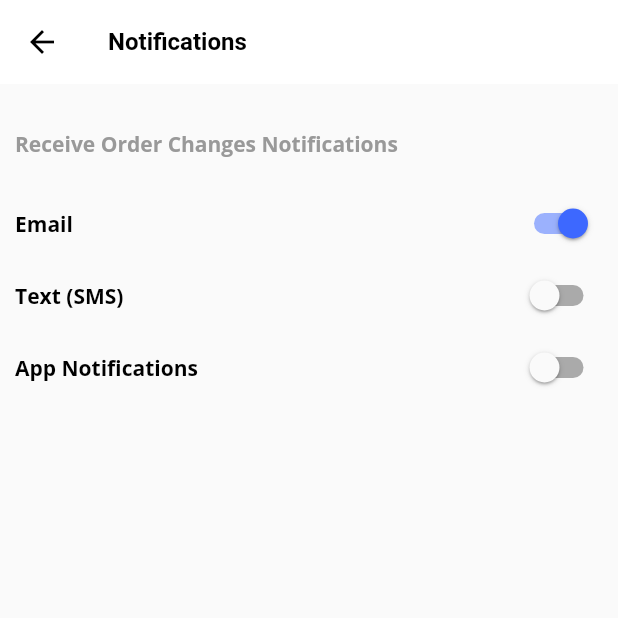
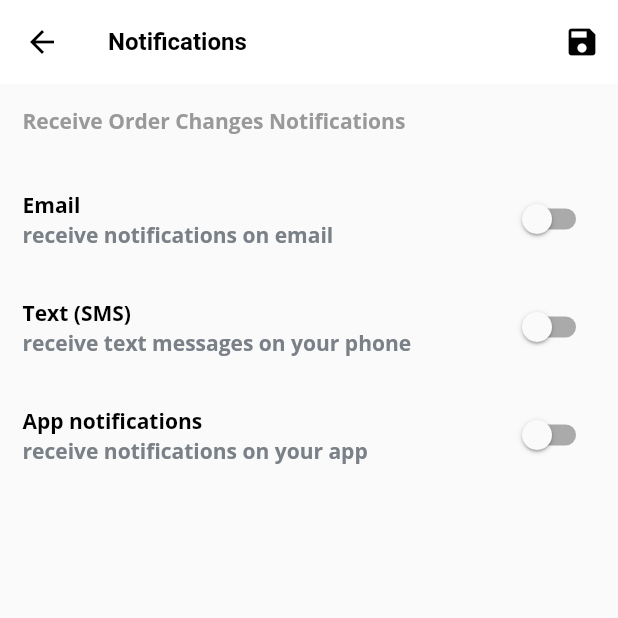
Before and after one commit to hhoury/crypto_bey, a Flutter app: the NotificationsScreen screen opened by its route, on a phone screen of 412 x 824 dp, the top half of it. Run offline on Flutter 3.47's test engine with Material 2 defaults, Android fonts, the phone set to English and light mode, and no system bars; our stand-ins replace email_validator, shared_preferences; missing offline and left inert: country_state_city_picker; accounts and stored records are empty.

Commit message:
stateful notifications screen

```diff
--- a/lib/screens/notifications_screen.dart
+++ b/lib/screens/notifications_screen.dart
@@ -1,45 +1,117 @@
 import 'package:crypto_bey/utils/helper_widgets.dart';
 import 'package:flutter/material.dart';
+import 'package:shared_preferences/shared_preferences.dart';
 
 // ignore: use_key_in_widget_constructors
-class NotificationsScreen extends StatelessWidget {
+class NotificationsScreen extends StatefulWidget {
   static const routeName = '/notifications';
+
+  @override
+  State<NotificationsScreen> createState() => _NotificationsScreenState();
+}
+
+class _NotificationsScreenState extends State<NotificationsScreen> {
+  bool _appNotification = false;
+  bool _textNotification = false;
+  bool _emailNotification = false;
+
+  Future<void> _saveNotifications(Map<String, bool> _notifications) async {
+    // SAVE NOTIFICATIONS TO LOCAL STORAGE
+    final prefs = await SharedPreferences.getInstance();
+    if (prefs.getBool('appNotification') == _appNotification &&
+        prefs.getBool('textNotification') == _textNotification &&
+        prefs.getBool('emailNotification') == _emailNotification) {
+      return;
+    } else {
+      prefs.setBool('appNotification', _appNotification);
+      prefs.setBool('textNotification', _textNotification);
+      prefs.setBool('emailNotification', _emailNotification);
+      ScaffoldMessenger.of(context).showSnackBar(SnackBar(
+          backgroundColor: Theme.of(context).colorScheme.primary,
+          duration: const Duration(seconds: 1),
+          content: Text(
+            'Your Notifications settings has been saved',
+            style: Theme.of(context).textTheme.button,
+          )));
+    }
+  }
+
+  Future<void> getNotifications() async {
+    SharedPreferences prefs = await SharedPreferences.getInstance();
+    setState(() {
+      _appNotification = prefs.getBool('appNotification') ?? false;
+      _textNotification = prefs.getBool('textNotification') ?? false;
+      _emailNotification = prefs.getBool('emailNotification') ?? false;
+    });
+  }
+
+  @override
+  void initState() {
+    super.initState();
+    // GET NOTIFICATIONS
+    getNotifications();
+  }
+
+  Widget _buildSwitchListTile(String title, String description,
+      bool currentValue, Function(bool) updateValue) {
+    return SwitchListTile(
+      activeColor: Theme.of(context).colorScheme.secondary,
+      value: currentValue,
+      onChanged: updateValue,
+      title: Text(title, style: Theme.of(context).textTheme.headline4),
+      subtitle: Text(description, style: Theme.of(context).textTheme.subtitle1),
+      contentPadding: const EdgeInsets.all(0),
+    );
+  }
+
   @override
   Widget build(BuildContext context) {
     return Scaffold(
       appBar: AppBar(
         title: const Text('Notifications'),
+        actions: [
+          IconButton(
+              onPressed: () {
+                final selectedNotifications = {
+                  'appNotification': _appNotification,
+                  'textNotification': _textNotification,
+                  'emailNotification': _emailNotification,
+                };
+                _saveNotifications(selectedNotifications);
+              },
+              icon: const Icon(Icons.save))
+        ],
       ),
       body: SafeArea(
         child: Container(
-          margin: const EdgeInsets.all(10),
-          child: Column(
-            crossAxisAlignment: CrossAxisAlignment.start,
+          margin: const EdgeInsets.all(15),
+          child: ListView(
             children: [
-               addVerticalSpace(20),
-               Text('Receive Order Changes Notifications',style: Theme.of(context).textTheme.labelMedium),
-               addVerticalSpace(20),
-              Row(
-                mainAxisAlignment: MainAxisAlignment.spaceBetween,
-                children:  [
-                  Text('Email',style: Theme.of(context).textTheme.headline4),
-                   Switch(value: true, onChanged: (newValue){ },activeColor: Theme.of(context).colorScheme.primary,)
-                ],
-              ),
-              Row(
-                mainAxisAlignment: MainAxisAlignment.spaceBetween,
-                children:  [
-                  Text('Text (SMS)',style: Theme.of(context).textTheme.headline4),
-                   Switch(value: false, onChanged: (newValue){})
-                ],
-              ),
-              Row(
-                mainAxisAlignment: MainAxisAlignment.spaceBetween,
-                children:  [
-                  Text('App Notifications',style: Theme.of(context).textTheme.headline4),
-                   Switch(value: false, onChanged: (newValue){})
-                ],
-              ),
+              inputLabel(context, 'Receive Order Changes Notifications'),
+              addVerticalSpace(20),
+              _buildSwitchListTile(
+                  'Email', 'receive notifications on email', _emailNotification,
+                  (newvalue) {
+                setState(() {
+                  _emailNotification = newvalue;
+                });
+              }),
+              _buildSwitchListTile(
+                  'Text (SMS)',
+                  'receive text messages on your phone',
+                  _textNotification, (newvalue) {
+                setState(() {
+                  _textNotification = newvalue;
+                });
+              }),
+              _buildSwitchListTile(
+                  'App notifications',
+                  'receive notifications on your app',
+                  _appNotification, (newvalue) {
+                setState(() {
+                  _appNotification = newvalue;
+                });
+              }),
             ],
           ),
         ),
```
Also changed, not shown: lib/providers/orders.dart (+0 -32 lines).
